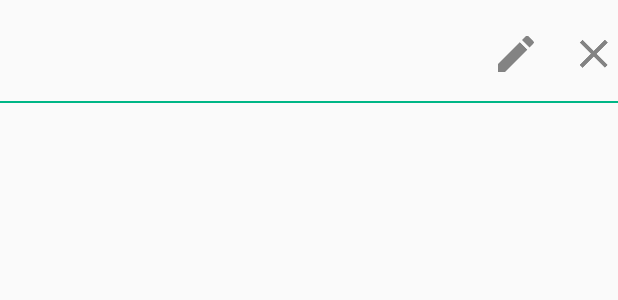
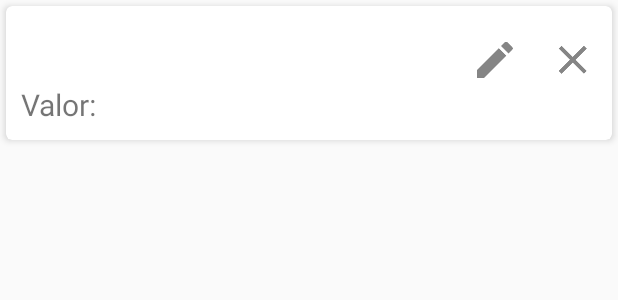
Before and after one commit to matheusoc/MailList, an Android app: the layout list_show_items.xml on its own in the app's theme, with its tools: preview values and no code run, on a phone screen of 412 x 824 dp. Shown: the top 300 px of the screen. Run offline under Robolectric (Android 15) with nearby library versions, the phone set to English and light mode, and no system bars.

Commit message:
Added cardlayout

```diff
--- a/MallList2/app/build.gradle
+++ b/MallList2/app/build.gradle
@@ -28,5 +28,6 @@ dependencies {
     compile 'com.android.support:design:25.3.1'
     compile 'com.android.support:support-v4:25.3.1'
     compile 'com.android.support:recyclerview-v7:25.3.1'
+    compile 'com.android.support:cardview-v7:25.3.1'
     testCompile 'junit:junit:4.12'
 }
--- a/MallList2/app/src/main/java/br/com/zontar/malllist/adapters/ProductListAdapter.java
+++ b/MallList2/app/src/main/java/br/com/zontar/malllist/adapters/ProductListAdapter.java
@@ -53,7 +53,7 @@ public class ProductListAdapter extends RecyclerView.Adapter{
         final ProductListHolder productHolder = (ProductListHolder) holder;
         final Product product = mList.get(position);
 
-        productHolder.mProductName.setText(product.getProductName());
+        productHolder.mProductText.setText(product.getProductName());
         String formattedValue = NumberFormat.getCurrencyInstance().
                 format(product.getProductPrice());
         productHolder.mQnt.setText(String.valueOf(product.getProductQnt()));
@@ -85,7 +85,7 @@ public class ProductListAdapter extends RecyclerView.Adapter{
             }
         });
 
-        productHolder.mProductName.setOnClickListener(new View.OnClickListener() {
+        productHolder.mProductLayout.setOnClickListener(new View.OnClickListener() {
             @Override
             public void onClick(View v) {
                 Bundle bundle = new Bundle();
--- a/MallList2/app/src/main/java/br/com/zontar/malllist/view/MainActivity.java
+++ b/MallList2/app/src/main/java/br/com/zontar/malllist/view/MainActivity.java
@@ -61,6 +61,9 @@ public class MainActivity extends AppCompatActivity implements View.OnClickListe
 
     public void refreshData () {
         mAdapter.notifyDataSetChanged();
+        if (!mFab.isShown()) {
+            mFab.show();
+        }
     }
 
     @Override
--- a/MallList2/app/src/main/res/layout/list_show_items.xml
+++ b/MallList2/app/src/main/res/layout/list_show_items.xml
@@ -1,58 +1,74 @@
 <?xml version="1.0" encoding="utf-8"?>
-<RelativeLayout xmlns:android="http://schemas.android.com/apk/res/android"
-    android:orientation="vertical" android:layout_width="match_parent"
-    android:layout_height="wrap_content">
+<android.support.v7.widget.CardView xmlns:android="http://schemas.android.com/apk/res/android"
+    xmlns:app="http://schemas.android.com/apk/res-auto"
+    android:layout_width="wrap_content"
+    android:layout_height="wrap_content"
+    android:layout_margin="4dp"
+    app:cardCornerRadius="4dp"
+    app:cardElevation="3dp"
+    app:cardMaxElevation="3dp"
+    app:cardPreventCornerOverlap="false"
+    app:cardUseCompatPadding="false">
+
+    <RelativeLayout
+        android:layout_width="match_parent"
+        android:layout_height="wrap_content"
+        android:layout_marginLeft="10dp"
+        android:layout_marginRight="10dp"
+        android:layout_marginBottom="10dp"
+        android:id="@+id/item_relative_layout"
+        android:orientation="vertical">
 
         <TextView
+            android:id="@+id/qnt_items"
+            android:layout_width="45dp"
+            android:layout_height="wrap_content"
+            android:layout_alignParentStart="true"
+            android:layout_alignTop="@+id/edit_list_button"
+            android:textSize="20dp" />
+
+        <TextView
+            android:id="@+id/list_item_name"
+            style="@style/autoscroll"
+            android:layout_width="match_parent"
+            android:layout_height="wrap_content"
+            android:layout_alignTop="@+id/edit_list_button"
+            android:layout_toEndOf="@+id/qnt_items"
+            android:layout_toStartOf="@+id/edit_list_button"
+            android:textSize="20dp" />
+
+        <TextView
+            android:id="@+id/text_valor"
             android:layout_width="wrap_content"
             android:layout_height="wrap_content"
-        android:textSize="20dp"
-        android:id="@+id/qnt_items"
-        android:layout_alignTop="@+id/edit_list_button"
-        android:layout_alignParentStart="true" />
+            android:layout_below="@+id/edit_list_button"
+            android:text="@string/item_valor"
+            android:textSize="20dp" />
 
         <TextView
-        android:layout_width="match_parent"
-        android:layout_height="wrap_content"
-        android:textSize="20dp"
-        android:id="@+id/list_item_name"
-        android:layout_alignTop="@+id/edit_list_button"
-        android:layout_toEndOf="@+id/qnt_items"
-        android:layout_toStartOf="@+id/list_item_value"
-        style="@style/autoscroll"
-        android:layout_marginLeft="14dp"/>
-
-    <TextView
+            android:id="@+id/list_item_value"
             android:layout_width="wrap_content"
             android:layout_height="wrap_content"
-        android:textSize="20dp"
-        android:id="@+id/list_item_value"
-        android:layout_marginRight="5dp"
-        android:layout_alignTop="@+id/edit_list_button"
-        android:layout_toStartOf="@+id/edit_list_button" />
+            android:layout_alignTop="@+id/text_valor"
+            android:layout_marginLeft="5dp"
+            android:layout_toEndOf="@+id/text_valor"
+            android:textSize="20dp" />
 
         <ImageButton
+            android:id="@+id/edit_list_button"
             android:layout_width="wrap_content"
             android:layout_height="wrap_content"
-        android:id="@+id/edit_list_button"
-        android:background="@drawable/ic_edit"
+            android:layout_alignTop="@+id/delete_list_button"
             android:layout_marginRight="20dp"
-        android:layout_alignTop="@+id/delete_list_button"
-        android:layout_toStartOf="@+id/delete_list_button" />
+            android:layout_toStartOf="@+id/delete_list_button"
+            android:background="@drawable/ic_edit" />
 
         <ImageButton
+            android:id="@+id/delete_list_button"
             android:layout_width="wrap_content"
             android:layout_height="wrap_content"
             android:layout_alignParentEnd="true"
-        android:id="@+id/delete_list_button"
             android:layout_marginTop="20dp"
-        android:background="@drawable/ic_delete"/>
-
-    <View
-        android:layout_marginTop="15dp"
-        android:layout_width="fill_parent"
-        android:layout_height="1dp"
-        android:layout_below="@id/delete_list_button"
-        android:backgroundTint="@color/colorAccentDark"
-        android:background="#000000" />
+            android:background="@drawable/ic_delete" />
     </RelativeLayout>
+</android.support.v7.widget.CardView>
--- a/MallList2/app/src/main/res/values/colors.xml
+++ b/MallList2/app/src/main/res/values/colors.xml
@@ -4,5 +4,5 @@
     <color name="colorPrimaryDark">#29434e</color>
     <color name="colorAccent">#1de9b6</color>
     <color name="colorAccentDark">#00b686</color>
-    <color name="backGroundColor">#c5c9cc</color>
+    <color name="backGroundColor">#ffffff</color>
 </resources>
--- a/MallList2/app/src/main/res/values/strings.xml
+++ b/MallList2/app/src/main/res/values/strings.xml
@@ -10,4 +10,6 @@
     <string name="nome_produto">Nome</string>
     <string name="qnt_produto">Quantidade</string>
     <string name="preco_produto">Preço</string>
+
+    <string name="item_valor">Valor:</string>
 </resources>
```
Also changed, not shown: MallList2/app/src/main/java/br/com/zontar/malllist/adapters/ProductListHolder.java (+5 -2 lines), MallList2/app/src/main/res/layout/create_list.xml (+15 -11 lines). Lines whose indentation alone changed are shown as unchanged.
